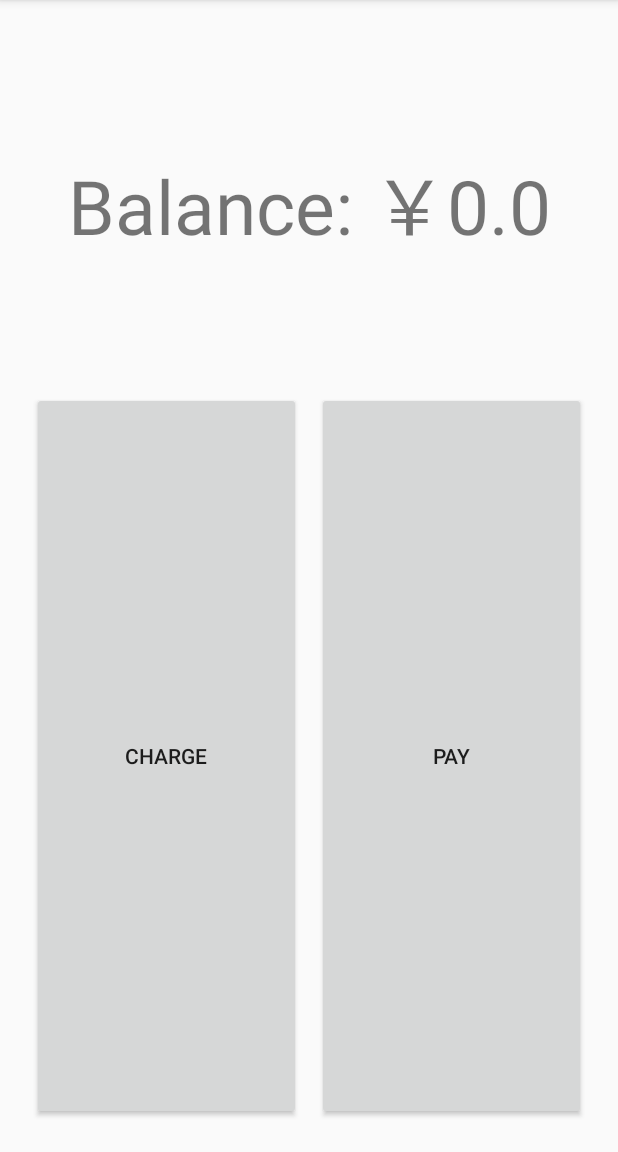
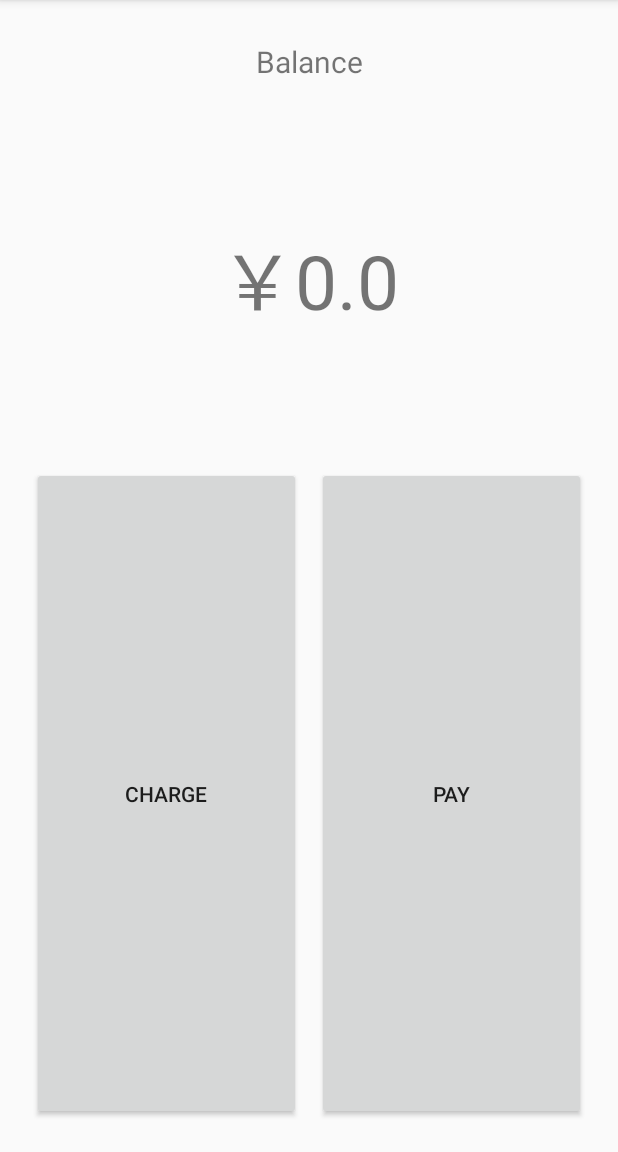
Before and after one commit to payment-offline/android-next, an Android app: the screen it shows after launch (MainActivity), after a tap on "PAY", on a phone screen of 412 x 824 dp, the part 84-1236 px from its top. Run offline under Robolectric (Android 15) with nearby library versions, the phone set to English and light mode, and no system bars; our stand-ins replace ButterKnife, Volley; libraries missing offline, so code that uses them is left out: com.pingplusplus.android, org.java_websocket.client, org.java_websocket.handshake; 11 statements that could not run were skipped.

Commit message:
Minor fixes

```diff
--- a/app/src/main/java/offlinepayment/hackathon/offpay/MainActivity.java
+++ b/app/src/main/java/offlinepayment/hackathon/offpay/MainActivity.java
@@ -87,7 +87,7 @@ public class MainActivity extends AppCompatActivity implements SinVoicePlayer.Li
 
     public void updateBalance(){
         balance = preferences.getInt("Money", 0);
-        txtBalance.setText(String.format(Locale.ENGLISH, "Balance: ￥%d.%d", balance/100, balance%100));
+        txtBalance.setText(String.format(Locale.ENGLISH, "￥%d.%d", balance/100, balance%100));
     }
 
     @Override
@@ -237,6 +237,15 @@ public class MainActivity extends AppCompatActivity implements SinVoicePlayer.Li
             sinVoiceRecognition.start(TOKEN_LEN, false);
         }
 
+        if (words_to_send.equals("OKC")){
+            new AlertDialog.Builder(MainActivity.this)
+                    .setIcon(R.mipmap.ic_launcher)
+                    .setTitle("Success")
+                    .setMessage("Pay Successfully")
+                    .setPositiveButton("OK", null)
+                    .show();
+        }
+
     }
 
     public void superSonicPlay(String str){
--- a/app/src/main/res/layout/activity_main.xml
+++ b/app/src/main/res/layout/activity_main.xml
@@ -11,12 +11,19 @@
     tools:context="offlinepayment.hackathon.offpay.MainActivity">
 
     <TextView
+        android:layout_width="match_parent"
+        android:layout_height="50dip"
+        android:textSize="20sp"
+        android:gravity="center"
+        android:text="Balance" />
+
+    <TextView
         android:id="@+id/txtBalance"
         android:layout_width="match_parent"
         android:layout_height="240dip"
         android:textSize="50sp"
         android:gravity="center"
-        android:text="Balance: ￥0.00" />
+        android:text="￥0.00" />
 
     <LinearLayout
         android:orientation="horizontal"
```
Also changed, not shown: 2 other files.
